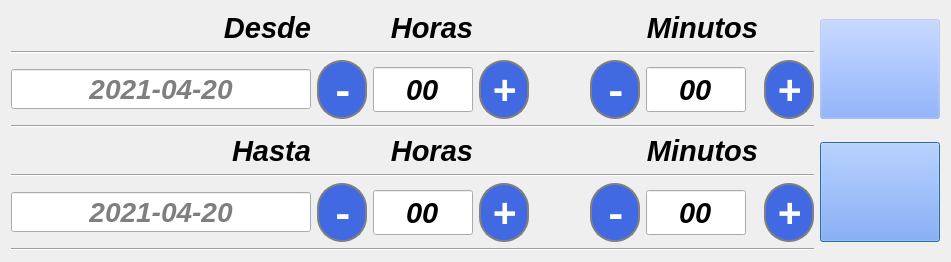
ATG-cmd/ATG-VA, file select_fechas.ui: the form before one commit.
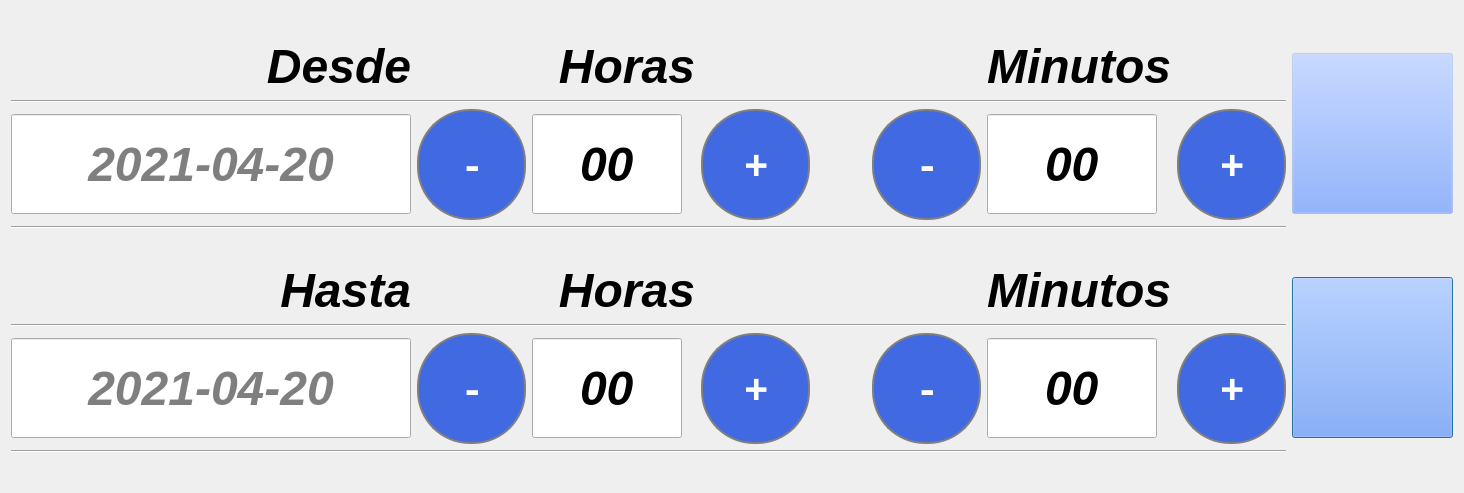
The form after the commit. Icons and pictures are not drawn.

What changed in the file:
```diff
--- a/select_fechas.ui
+++ b/select_fechas.ui
@@ -6,8 +6,8 @@
    <rect>
     <x>0</x>
     <y>0</y>
-    <width>951</width>
-    <height>258</height>
+    <width>1464</width>
+    <height>493</height>
    </rect>
   </property>
   <property name="windowTitle">
@@ -18,8 +18,8 @@
     <widget class="QPushButton" name="Regresar">
      <property name="minimumSize">
       <size>
-       <width>120</width>
-       <height>100</height>
+       <width>161</width>
+       <height>161</height>
       </size>
      </property>
      <property name="styleSheet">
@@ -34,43 +34,28 @@
      </property>
      <property name="iconSize">
       <size>
-       <width>60</width>
-       <height>60</height>
+       <width>120</width>
+       <height>120</height>
       </size>
      </property>
     </widget>
    </item>
    <item row="1" column="0">
     <layout class="QGridLayout" name="gridLayout_21">
-     <item row="2" column="0">
-      <widget class="QLineEdit" name="Line_H_Fecha">
-       <property name="minimumSize">
-        <size>
-         <width>300</width>
-         <height>0</height>
-        </size>
-       </property>
-       <property name="font">
-        <font>
-         <pointsize>21</pointsize>
-         <weight>75</weight>
-         <italic>true</italic>
-         <bold>true</bold>
-        </font>
-       </property>
-       <property name="text">
-        <string/>
-       </property>
-       <property name="alignment">
-        <set>Qt::AlignCenter</set>
-       </property>
-       <property name="placeholderText">
-        <string>2021-04-20</string>
-       </property>
-      </widget>
-     </item>
      <item row="2" column="3">
       <widget class="QPushButton" name="Btn_H_masH">
+       <property name="minimumSize">
+        <size>
+         <width>109</width>
+         <height>111</height>
+        </size>
+       </property>
+       <property name="maximumSize">
+        <size>
+         <width>109</width>
+         <height>111</height>
+        </size>
+       </property>
        <property name="font">
         <font>
          <family>Noto Sans Mahajani</family>
@@ -83,7 +68,7 @@
        <property name="styleSheet">
         <string notr="true">QPushButton{
 	color:white;	
-	border-radius: 25px;
+	border-radius: 53px;
 	border: 2px solid  gray ;
 	background: royalblue;
 	margin: 0px 0 0px 0;   
@@ -107,6 +92,39 @@
        </property>
       </spacer>
      </item>
+     <item row="2" column="0">
+      <widget class="QLineEdit" name="Line_H_Fecha">
+       <property name="minimumSize">
+        <size>
+         <width>300</width>
+         <height>0</height>
+        </size>
+       </property>
+       <property name="maximumSize">
+        <size>
+         <width>400</width>
+         <height>100</height>
+        </size>
+       </property>
+       <property name="font">
+        <font>
+         <pointsize>36</pointsize>
+         <weight>75</weight>
+         <italic>true</italic>
+         <bold>true</bold>
+        </font>
+       </property>
+       <property name="text">
+        <string/>
+       </property>
+       <property name="alignment">
+        <set>Qt::AlignCenter</set>
+       </property>
+       <property name="placeholderText">
+        <string>2021-04-20</string>
+       </property>
+      </widget>
+     </item>
      <item row="3" column="0" colspan="8">
       <widget class="Line" name="line_84">
        <property name="orientation">
@@ -114,33 +132,20 @@
        </property>
       </widget>
      </item>
-     <item row="2" column="1">
-      <widget class="QPushButton" name="Btn_H_menosH">
-       <property name="font">
-        <font>
-         <family>Noto Sans Mahajani</family>
-         <pointsize>30</pointsize>
-         <weight>75</weight>
-         <italic>false</italic>
-         <bold>true</bold>
-        </font>
-       </property>
-       <property name="styleSheet">
-        <string notr="true">QPushButton{
-	color:white;	
-	border-radius: 25px;
-	border: 2px solid  gray ;
-	background: royalblue;
-	margin: 0px 0 0px 0;   
-}</string>
-       </property>
-       <property name="text">
-        <string>-</string>
-       </property>
-      </widget>
-     </item>
      <item row="2" column="5">
       <widget class="QPushButton" name="Btn_H_menosM">
+       <property name="minimumSize">
+        <size>
+         <width>109</width>
+         <height>111</height>
+        </size>
+       </property>
+       <property name="maximumSize">
+        <size>
+         <width>109</width>
+         <height>111</height>
+        </size>
+       </property>
        <property name="font">
         <font>
          <family>Noto Sans Mahajani</family>
@@ -153,7 +158,7 @@
        <property name="styleSheet">
         <string notr="true">QPushButton{
 	color:white;	
-	border-radius: 25px;
+	border-radius: 53px;
 	border: 2px solid  gray ;
 	background: royalblue;
 	margin: 0px 0 0px 0;   
@@ -168,7 +173,7 @@
       <widget class="QLabel" name="Lab_Protocolo_6">
        <property name="font">
         <font>
-         <pointsize>22</pointsize>
+         <pointsize>36</pointsize>
          <weight>75</weight>
          <italic>true</italic>
          <bold>true</bold>
@@ -200,6 +205,18 @@
      </item>
      <item row="2" column="7">
       <widget class="QPushButton" name="Btn_H_masM">
+       <property name="minimumSize">
+        <size>
+         <width>109</width>
+         <height>111</height>
+        </size>
+       </property>
+       <property name="maximumSize">
+        <size>
+         <width>109</width>
+         <height>111</height>
+        </size>
+       </property>
        <property name="font">
         <font>
          <family>Noto Sans Mahajani</family>
@@ -212,7 +229,7 @@
        <property name="styleSheet">
         <string notr="true">QPushButton{
 	color:white;	
-	border-radius: 25px;
+	border-radius: 53px;
 	border: 2px solid  gray ;
 	background: royalblue;
 	margin: 0px 0 0px 0;   
@@ -247,7 +264,7 @@
       <widget class="QLabel" name="Lab_Protocolo_4">
        <property name="font">
         <font>
-         <pointsize>22</pointsize>
+         <pointsize>36</pointsize>
          <weight>75</weight>
          <italic>true</italic>
          <bold>true</bold>
@@ -294,7 +311,7 @@
       <widget class="QLabel" name="Lab_Protocolo_15">
        <property name="font">
         <font>
-         <pointsize>22</pointsize>
+         <pointsize>36</pointsize>
          <weight>75</weight>
          <italic>true</italic>
          <bold>true</bold>
@@ -321,13 +338,13 @@
        </property>
        <property name="maximumSize">
         <size>
-         <width>100</width>
-         <height>16777215</height>
+         <width>170</width>
+         <height>100</height>
         </size>
        </property>
        <property name="font">
         <font>
-         <pointsize>22</pointsize>
+         <pointsize>36</pointsize>
          <weight>75</weight>
          <italic>true</italic>
          <bold>true</bold>
@@ -354,13 +371,13 @@
        </property>
        <property name="maximumSize">
         <size>
-         <width>100</width>
-         <height>16777215</height>
+         <width>150</width>
+         <height>100</height>
         </size>
        </property>
        <property name="font">
         <font>
-         <pointsize>22</pointsize>
+         <pointsize>36</pointsize>
          <weight>75</weight>
          <italic>true</italic>
          <bold>true</bold>
@@ -377,6 +394,43 @@
        </property>
       </widget>
      </item>
+     <item row="2" column="1">
+      <widget class="QPushButton" name="Btn_H_menosH">
+       <property name="minimumSize">
+        <size>
+         <width>109</width>
+         <height>111</height>
+        </size>
+       </property>
+       <property name="maximumSize">
+        <size>
+         <width>109</width>
+         <height>111</height>
+        </size>
+       </property>
+       <property name="font">
+        <font>
+         <family>Noto Sans Mahajani</family>
+         <pointsize>30</pointsize>
+         <weight>75</weight>
+         <italic>false</italic>
+         <bold>true</bold>
+        </font>
+       </property>
+       <property name="styleSheet">
+        <string notr="true">QPushButton{
+	color:white;	
+	border-radius: 53px;
+	border: 2px solid  gray ;
+	background: royalblue;
+	margin: 0px 0 0px 0;   
+}</string>
+       </property>
+       <property name="text">
+        <string>-</string>
+       </property>
+      </widget>
+     </item>
     </layout>
    </item>
    <item row="0" column="0">
@@ -385,7 +439,7 @@
       <widget class="QLabel" name="Lab_Protocolo_5">
        <property name="font">
         <font>
-         <pointsize>22</pointsize>
+         <pointsize>36</pointsize>
          <weight>75</weight>
          <italic>true</italic>
          <bold>true</bold>
@@ -424,6 +478,18 @@
      </item>
      <item row="2" column="5">
       <widget class="QPushButton" name="Btn_D_menosM">
+       <property name="minimumSize">
+        <size>
+         <width>109</width>
+         <height>111</height>
+        </size>
+       </property>
+       <property name="maximumSize">
+        <size>
+         <width>109</width>
+         <height>111</height>
+        </size>
+       </property>
        <property name="font">
         <font>
          <family>Noto Sans Mahajani</family>
@@ -436,7 +502,7 @@
        <property name="styleSheet">
         <string notr="true">QPushButton{
 	color:white;	
-	border-radius: 25px;
+	border-radius: 53px;
 	border: 2px solid  gray ;
 	background: royalblue;
 	margin: 0px 0 0px 0;   
@@ -462,6 +528,18 @@
      </item>
      <item row="2" column="1">
       <widget class="QPushButton" name="Btn_D_menosH">
+       <property name="minimumSize">
+        <size>
+         <width>109</width>
+         <height>111</height>
+        </size>
+       </property>
+       <property name="maximumSize">
+        <size>
+         <width>109</width>
+         <height>111</height>
+        </size>
+       </property>
        <property name="font">
         <font>
          <family>Noto Sans Mahajani</family>
@@ -474,7 +552,7 @@
        <property name="styleSheet">
         <string notr="true">QPushButton{
 	color:white;	
-	border-radius: 25px;
+	border-radius: 53px;
 	border: 2px solid  gray ;
 	background: royalblue;
 	margin: 0px 0 0px 0;   
@@ -500,6 +578,12 @@
      </item>
      <item row="2" column="7">
       <widget class="QPushButton" name="Btn_D_masM">
+       <property name="minimumSize">
+        <size>
+         <width>109</width>
+         <height>111</height>
+        </size>
+       </property>
        <property name="font">
         <font>
          <family>Noto Sans Mahajani</family>
@@ -512,7 +596,7 @@
        <property name="styleSheet">
         <string notr="true">QPushButton{
 	color:white;	
-	border-radius: 25px;
+	border-radius: 53px;
 	border: 2px solid  gray ;
 	background: royalblue;
 	margin: 0px 0 0px 0;   
@@ -527,7 +611,7 @@
       <widget class="QLabel" name="Lab_Protocolo_7">
        <property name="font">
         <font>
-         <pointsize>22</pointsize>
+         <pointsize>36</pointsize>
          <weight>75</weight>
          <italic>true</italic>
          <bold>true</bold>
@@ -566,6 +650,18 @@
      </item>
      <item row="2" column="3">
       <widget class="QPushButton" name="Btn_D_masH">
+       <property name="minimumSize">
+        <size>
+         <width>109</width>
+         <height>111</height>
+        </size>
+       </property>
+       <property name="maximumSize">
+        <size>
+         <width>109</width>
+         <height>111</height>
+        </size>
+       </property>
        <property name="font">
         <font>
          <family>Noto Sans Mahajani</family>
@@ -578,7 +674,7 @@
        <property name="styleSheet">
         <string notr="true">QPushButton{
 	color:white;	
-	border-radius: 25px;
+	border-radius: 53px;
 	border: 2px solid  gray ;
 	background: royalblue;
 	margin: 0px 0 0px 0;   
@@ -597,9 +693,15 @@
          <height>0</height>
         </size>
        </property>
+       <property name="maximumSize">
+        <size>
+         <width>400</width>
+         <height>100</height>
+        </size>
+       </property>
        <property name="font">
         <font>
-         <pointsize>21</pointsize>
+         <pointsize>36</pointsize>
          <weight>75</weight>
          <italic>true</italic>
          <bold>true</bold>
@@ -623,7 +725,7 @@
       <widget class="QLabel" name="Lab_Protocolo_3">
        <property name="font">
         <font>
-         <pointsize>22</pointsize>
+         <pointsize>36</pointsize>
          <weight>75</weight>
          <italic>true</italic>
          <bold>true</bold>
@@ -663,13 +765,13 @@
        </property>
        <property name="maximumSize">
         <size>
-         <width>100</width>
-         <height>16777215</height>
+         <width>150</width>
+         <height>100</height>
         </size>
        </property>
        <property name="font">
         <font>
-         <pointsize>22</pointsize>
+         <pointsize>36</pointsize>
          <weight>75</weight>
          <italic>true</italic>
          <bold>true</bold>
@@ -699,13 +801,13 @@
        </property>
        <property name="maximumSize">
         <size>
-         <width>100</width>
-         <height>16777215</height>
+         <width>170</width>
+         <height>100</height>
         </size>
        </property>
        <property name="font">
         <font>
-         <pointsize>22</pointsize>
+         <pointsize>36</pointsize>
          <weight>75</weight>
          <italic>true</italic>
          <bold>true</bold>
@@ -728,8 +830,8 @@
     <widget class="QPushButton" name="Btn_Guardar">
      <property name="minimumSize">
       <size>
-       <width>120</width>
-       <height>100</height>
+       <width>161</width>
+       <height>161</height>
       </size>
      </property>
      <property name="styleSheet">
@@ -744,8 +846,8 @@
      </property>
      <property name="iconSize">
       <size>
-       <width>50</width>
-       <height>50</height>
+       <width>120</width>
+       <height>120</height>
       </size>
      </property>
     </widget>
```
